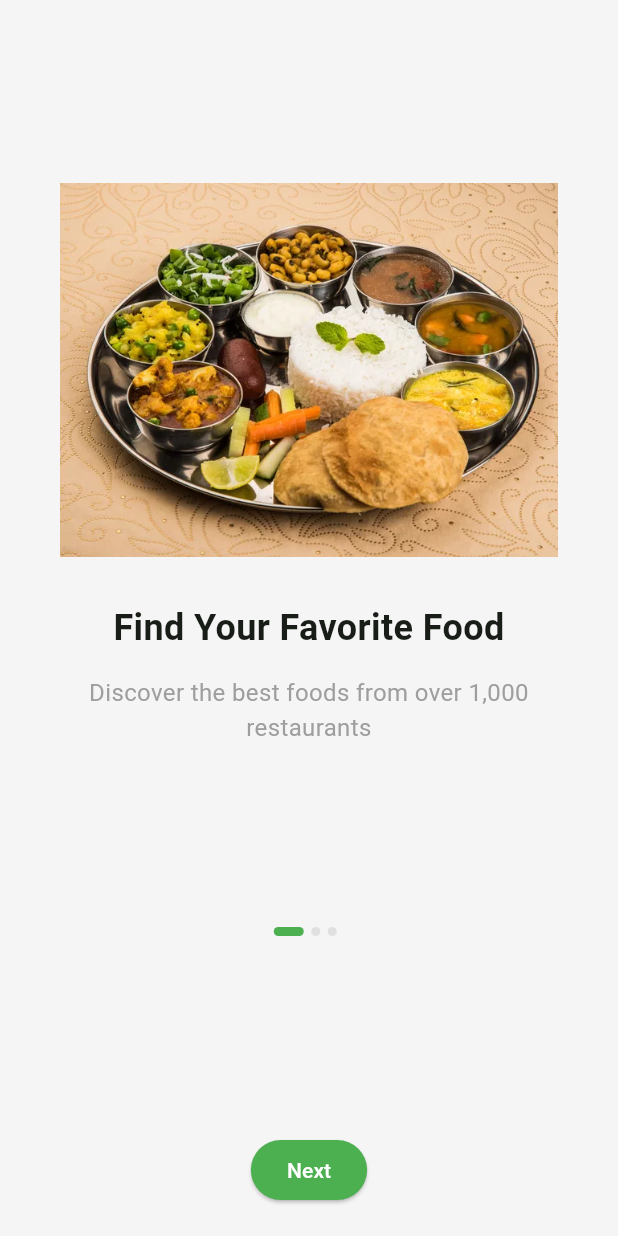
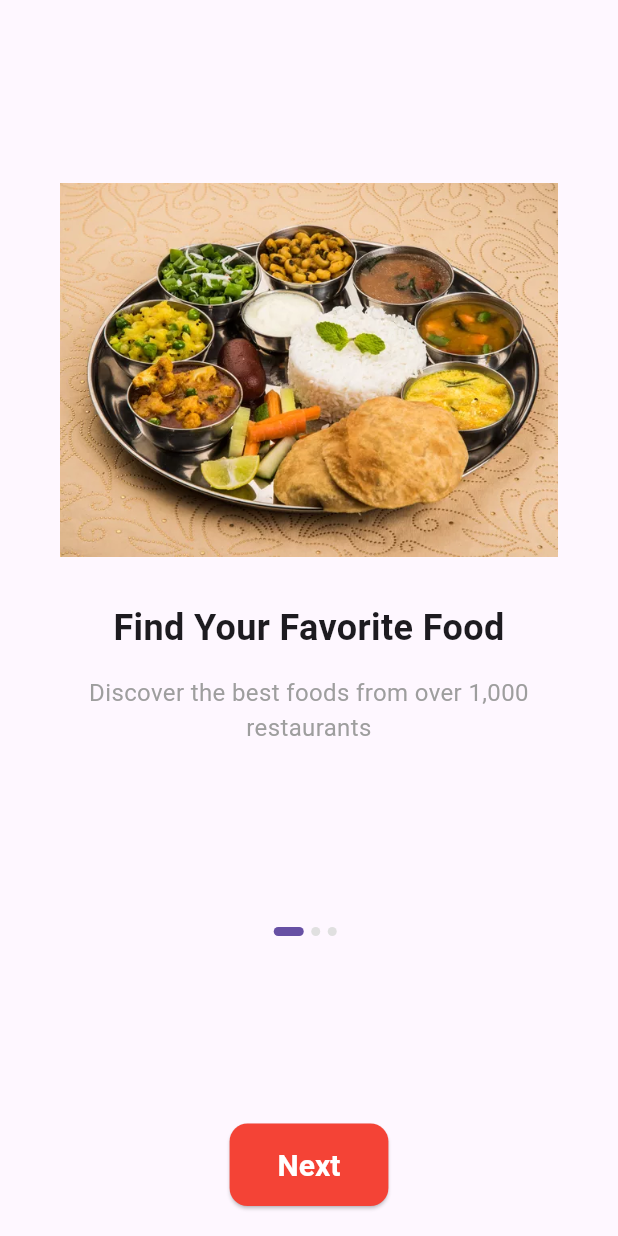
Before and after one commit to Shubhamlathiya2111/Food-Delevery, a Flutter app: the screen it shows after launch, on a phone screen of 412 x 824 dp. Run offline on Flutter 3.47's test engine with Material 3 defaults, Android fonts, the light colour scheme and no system bars; our stand-ins replace cached_network_image.

```diff
--- a/lib/main.dart
+++ b/lib/main.dart
@@ -17,6 +17,33 @@ class MyApp extends StatelessWidget {
 
   @override
   Widget build(BuildContext context) {
+
+    @override
+ElevatedButtonThemeData elevatedButtonTheme() {
+  return ElevatedButtonThemeData(
+    style: ButtonStyle(
+      backgroundColor: MaterialStateProperty.all(Colors.red), // Green background color
+      foregroundColor: MaterialStateProperty.all(Colors.white), // White text color
+      textStyle: MaterialStateProperty.all(
+        const TextStyle(
+          fontSize: 20, // Larger font size
+          fontWeight: FontWeight.bold, // Bold text
+        ),
+      ),
+      padding: MaterialStateProperty.all(
+        const EdgeInsets.symmetric(vertical: 16, horizontal: 32), // Padding for larger button size
+      ),
+      shape: MaterialStateProperty.all(
+        RoundedRectangleBorder(
+          borderRadius: BorderRadius.circular(12), // Rounded corners
+        ),
+      ),
+    ),
+  );
+}
+
+
+
     return MultiProvider(
       providers: [
         ChangeNotifierProvider(create: (_) => AuthProvider()),
@@ -27,7 +54,10 @@ class MyApp extends StatelessWidget {
       ],
       child: MaterialApp(
         title: 'Food Delivery App',
-        theme: AppTheme.lightTheme,
+        theme: ThemeData(
+          appBarTheme: AppBarTheme.of(context),
+          elevatedButtonTheme: elevatedButtonTheme(),
+        ),
         darkTheme: AppTheme.darkTheme,
         themeMode: ThemeMode.system,
         debugShowCheckedModeBanner: false,
--- a/lib/screens/cart/cart_screen.dart
+++ b/lib/screens/cart/cart_screen.dart
@@ -173,6 +173,7 @@ class CartScreen extends StatelessWidget {
                           style: TextStyle(
                             fontSize: 18,
                             fontWeight: FontWeight.bold,
+                            color: Colors.black
                           ),
                         ),
                         Text(
@@ -180,6 +181,7 @@ class CartScreen extends StatelessWidget {
                           style: const TextStyle(
                             fontSize: 18,
                             fontWeight: FontWeight.bold,
+                            color: Colors.black
                           ),
                         ),
                       ],
--- a/lib/screens/onboarding_screen.dart
+++ b/lib/screens/onboarding_screen.dart
@@ -1,4 +1,5 @@
 import 'package:flutter/material.dart';
+import 'package:food_delivery/main.dart';
 import 'package:food_delivery/screens/auth/login_screen.dart';
 
 class OnboardingScreen extends StatefulWidget {
@@ -69,7 +70,7 @@ class _OnboardingScreenState extends State<OnboardingScreen> {
                   const Spacer(),
                   Padding(
                     padding: const EdgeInsets.symmetric(horizontal: 20),
-                    child: ElevatedButton(
+                    child: ElevatedButton(style: ButtonStyle(),
                       onPressed: () {
                         if (_currentPage == _onboardingData.length - 1) {
                           Navigator.pushReplacement(
```
Also changed, not shown: lib/screens/restaurant/restaurant_details_screen.dart (+15 -0 lines).
